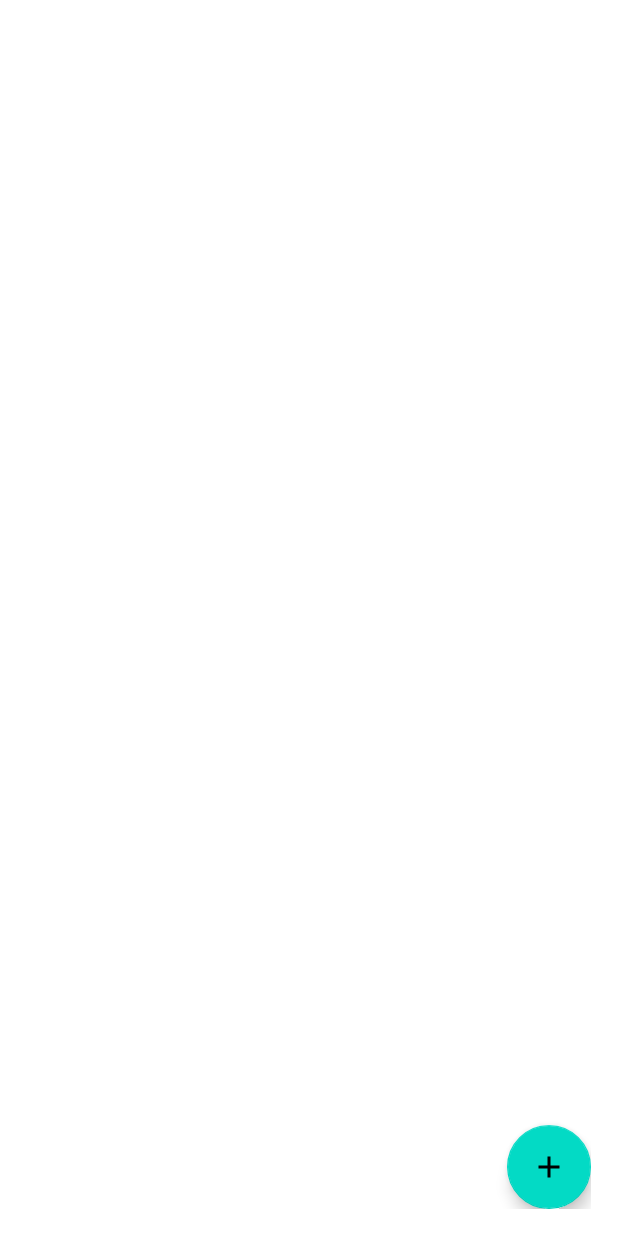
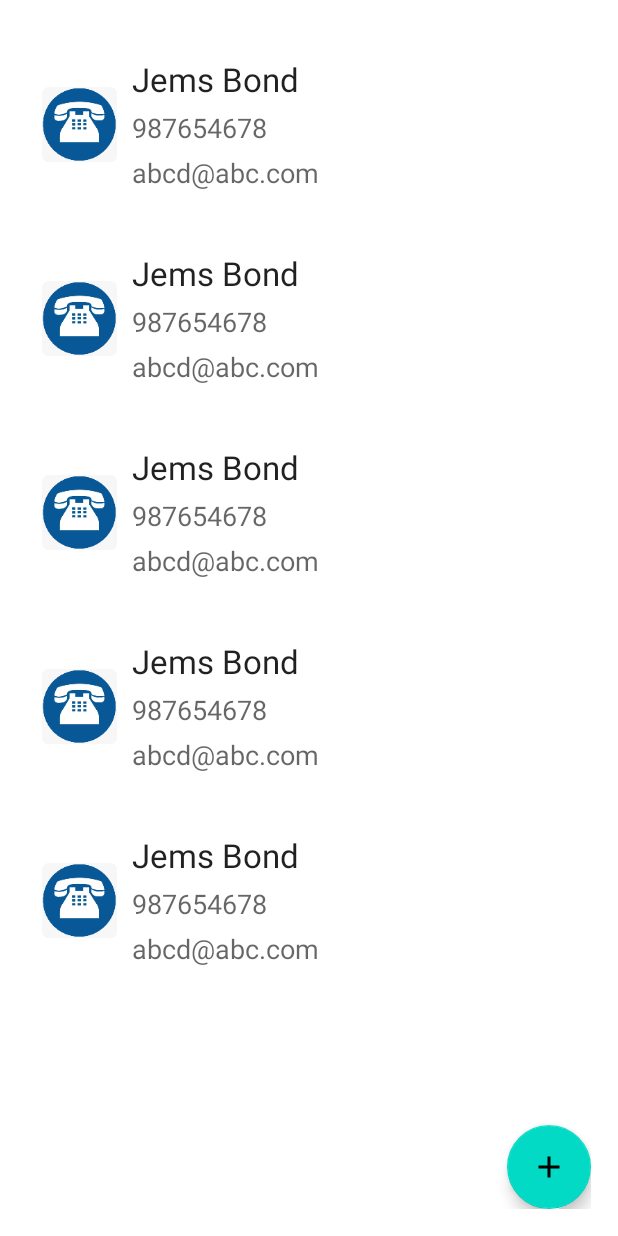
Before and after one commit to shivaprasad-bhat/Contact-Saver, an Android app: the layout fragment_home.xml on its own in the app's theme, with its tools: preview values and no code run, on a phone screen of 412 x 824 dp. Run offline under Robolectric (Android 15) with nearby library versions, the phone set to English and light mode, and no system bars.

Commit message:
Committing Home Screen content and passing to Aman for further dev
Signed-off-by: shivaprasad <shivaprasad@svbneelmane.me>

```diff
--- a/app/src/main/res/layout/fragment_home.xml
+++ b/app/src/main/res/layout/fragment_home.xml
@@ -19,7 +19,10 @@
         <androidx.recyclerview.widget.RecyclerView
             android:id="@+id/contactRecyclerView"
             android:layout_width="match_parent"
-            android:layout_height="match_parent" />
+            android:layout_height="match_parent"
+            app:layoutManager="androidx.recyclerview.widget.LinearLayoutManager"
+            tools:itemCount="5"
+            tools:listitem="@layout/layout_contact_list_item" />
 
         <com.google.android.material.floatingactionbutton.FloatingActionButton
             android:id="@+id/addButton"
--- a/app/src/main/res/layout/layout_contact_list_item.xml
+++ b/app/src/main/res/layout/layout_contact_list_item.xml
@@ -1,10 +1,20 @@
 <?xml version="1.0" encoding="utf-8"?>
-<androidx.constraintlayout.widget.ConstraintLayout xmlns:android="http://schemas.android.com/apk/res/android"
+<layout xmlns:android="http://schemas.android.com/apk/res/android"
     xmlns:app="http://schemas.android.com/apk/res-auto"
-    xmlns:tools="http://schemas.android.com/tools"
+    xmlns:tools="http://schemas.android.com/tools">
+
+    <data>
+
+        <variable
+            name="contact"
+            type="com.jb.svb.contactsaver.models.Contact" />
+    </data>
+
+    <androidx.constraintlayout.widget.ConstraintLayout
         android:layout_width="match_parent"
         android:layout_height="wrap_content"
-    android:padding="@dimen/padding_small">
+        android:layout_marginVertical="@dimen/_10dp"
+        android:padding="@dimen/_10dp">
 
 
         <ImageView
@@ -22,6 +32,7 @@
             android:id="@+id/username"
             android:layout_width="0dp"
             android:layout_height="wrap_content"
+            android:text="@{contact.name}"
             android:textAppearance="@style/TextAppearance.AppCompat.Large"
             app:layout_constraintEnd_toEndOf="parent"
             app:layout_constraintStart_toEndOf="@id/barrier"
@@ -33,7 +44,7 @@
             android:layout_width="0dp"
             android:layout_height="wrap_content"
             android:layout_marginTop="@dimen/padding_small"
-
+            android:text="@{String.valueOf(contact.mobileNo)}"
             android:textAppearance="@style/TextAppearance.AppCompat.Medium"
             app:layout_constraintEnd_toEndOf="parent"
             app:layout_constraintStart_toEndOf="@id/barrier"
@@ -45,6 +56,7 @@
             android:layout_width="0dp"
             android:layout_height="wrap_content"
             android:layout_marginTop="@dimen/padding_small"
+            android:text="@{contact.email}"
             android:textAppearance="@style/TextAppearance.AppCompat.Medium"
             app:layout_constraintEnd_toEndOf="parent"
             app:layout_constraintStart_toEndOf="@id/barrier"
@@ -60,3 +72,4 @@
 
 
     </androidx.constraintlayout.widget.ConstraintLayout>
+</layout>
```
Also changed, not shown: app/src/main/java/com/jb/svb/contactsaver/persistance/dao/ContactDao.kt (+3 -7 lines), app/src/main/java/com/jb/svb/contactsaver/repositories/ContactRepository.kt (+17 -0 lines), app/src/main/java/com/jb/svb/contactsaver/ui/HomeFragment.kt (+33 -4 lines), app/src/main/java/com/jb/svb/contactsaver/ui/adapters/ContactRecyclerViewAdapter.kt (added, +39 -0 lines), app/src/main/java/com/jb/svb/contactsaver/ui/viewholders/ContactViewHolder.kt (added, +15 -0 lines), app/src/main/java/com/jb/svb/contactsaver/viewmodels/HomeViewModel.kt (+16 -1 lines), app/src/main/res/layout/layout_list_item.xml (deleted, +0 -41 lines). Lines whose indentation alone changed are shown as unchanged.
